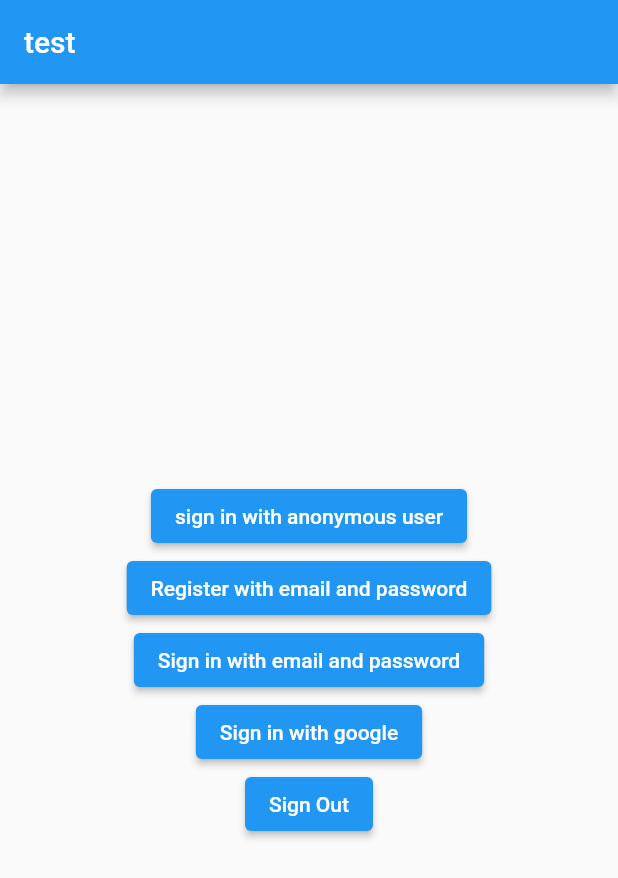
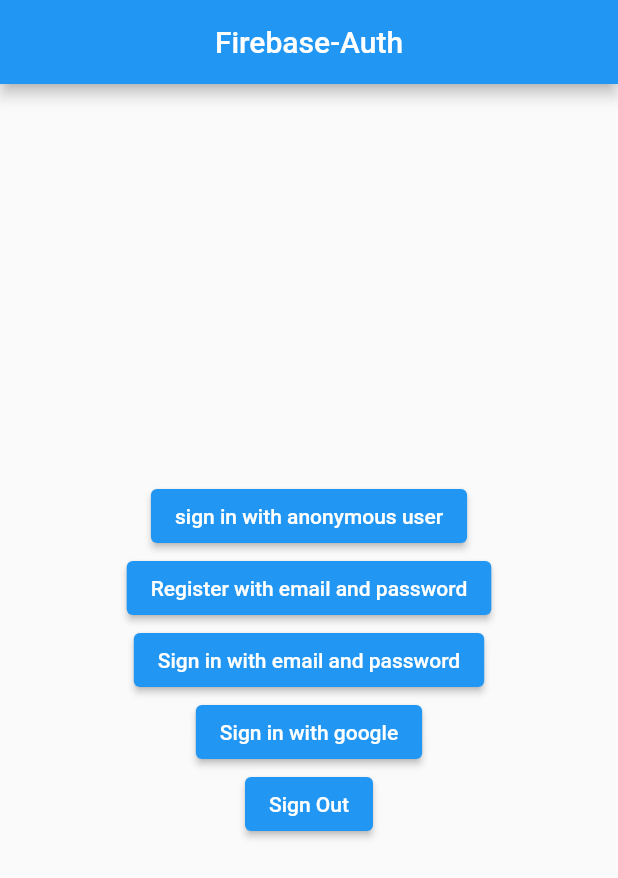
Before and after one commit to MohamedElkerm/notes-app, a Flutter app: the screen it shows after launch, on a phone screen of 412 x 824 dp. Shown: the top 878 px of the screen. Run offline on Flutter 3.47's test engine with Material 2 defaults, Android fonts, the phone set to English and light mode, and no system bars; our stand-ins replace firebase_auth, firebase_core, google_sign_in; accounts and stored records are empty.

Commit message:
auth with firebase

```diff
--- a/lib/test.dart
+++ b/lib/test.dart
@@ -18,7 +18,8 @@
   Widget build(BuildContext context) {
     return Scaffold(
       appBar: AppBar(
-        title: const Text('test'),
+        title: const Text('Firebase-Auth'),
+        centerTitle: true,
       ),
       body: Center(
         child: Column(
```
